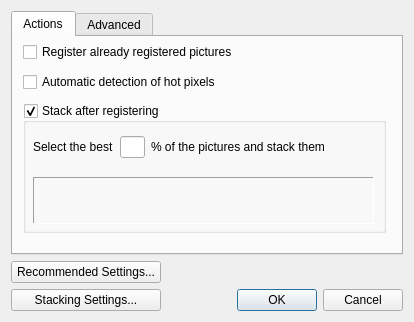
deepskystacker/DSS, file DeepSkyStacker/ui/RegisterSettings.ui: the form before one commit.
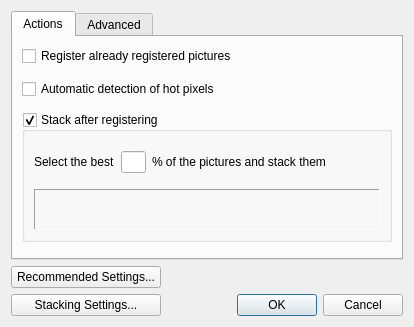
The form after the commit. The open tabs and pages were chosen to show the change.

What changed in the file:
```diff
--- a/DeepSkyStacker/ui/RegisterSettings.ui
+++ b/DeepSkyStacker/ui/RegisterSettings.ui
@@ -7,7 +7,7 @@
     <x>0</x>
     <y>0</y>
     <width>414</width>
-    <height>322</height>
+    <height>327</height>
    </rect>
   </property>
   <property name="windowTitle">
@@ -59,29 +59,7 @@
       <attribute name="title">
        <string>Actions</string>
       </attribute>
-      <widget class="QWidget" name="layoutWidget">
-       <property name="geometry">
-        <rect>
-         <x>10</x>
-         <y>0</y>
-         <width>363</width>
-         <height>196</height>
-        </rect>
-       </property>
-       <layout class="QVBoxLayout" name="verticalLayout">
-        <item>
-         <spacer name="verticalSpacer_2">
-          <property name="orientation">
-           <enum>Qt::Vertical</enum>
-          </property>
-          <property name="sizeHint" stdset="0">
-           <size>
-            <width>20</width>
-            <height>40</height>
-           </size>
-          </property>
-         </spacer>
-        </item>
+      <layout class="QVBoxLayout" name="verticalLayout_5">
         <item>
          <widget class="QCheckBox" name="forceRegister">
           <property name="text">
@@ -90,7 +68,7 @@
          </widget>
         </item>
         <item>
-         <spacer name="verticalSpacer">
+        <spacer name="verticalSpacer_2">
           <property name="orientation">
            <enum>Qt::Vertical</enum>
           </property>
@@ -136,16 +114,7 @@
           <property name="checkable">
            <bool>true</bool>
           </property>
-          <widget class="QWidget" name="layoutWidget1">
-           <property name="geometry">
-            <rect>
-             <x>10</x>
-             <y>20</y>
-             <width>341</width>
-             <height>101</height>
-            </rect>
-           </property>
-           <layout class="QVBoxLayout" name="verticalLayout_2">
+         <layout class="QVBoxLayout" name="verticalLayout">
             <item>
              <layout class="QHBoxLayout" name="horizontalLayout">
               <item>
@@ -220,10 +189,21 @@
             </item>
            </layout>
           </widget>
-         </widget>
-        </item>
-       </layout>
-      </widget>
+       </item>
+       <item>
+        <spacer name="verticalSpacer">
+         <property name="orientation">
+          <enum>Qt::Vertical</enum>
+         </property>
+         <property name="sizeHint" stdset="0">
+          <size>
+           <width>20</width>
+           <height>40</height>
+          </size>
+         </property>
+        </spacer>
+       </item>
+      </layout>
      </widget>
      <widget class="QWidget" name="advancedTab">
       <attribute name="title">
```
Left out of the diff: 32 changed lines with no effect on the pictures. Lines whose indentation alone changed are shown as unchanged.
